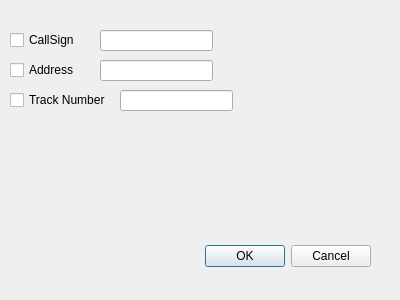
First picture: the form in ui/filtersdialog.ui, repository AntonioAlarcon32/Asterix_Decoder, before the edit.
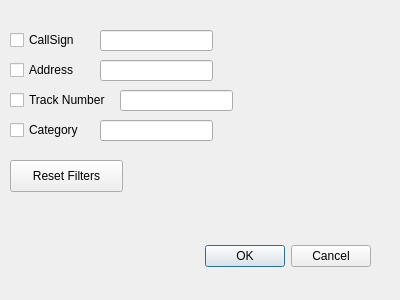
Second picture: the form after the edit.

The edit to the form file:
```diff
--- a/ui/filtersdialog.ui
+++ b/ui/filtersdialog.ui
@@ -98,6 +98,42 @@
     <string>Track Number</string>
    </property>
   </widget>
+  <widget class="QLineEdit" name="categoryText">
+   <property name="geometry">
+    <rect>
+     <x>100</x>
+     <y>120</y>
+     <width>113</width>
+     <height>21</height>
+    </rect>
+   </property>
+  </widget>
+  <widget class="QCheckBox" name="categoryCheck">
+   <property name="geometry">
+    <rect>
+     <x>10</x>
+     <y>120</y>
+     <width>111</width>
+     <height>20</height>
+    </rect>
+   </property>
+   <property name="text">
+    <string>Category</string>
+   </property>
+  </widget>
+  <widget class="QPushButton" name="resetFiltersButton">
+   <property name="geometry">
+    <rect>
+     <x>10</x>
+     <y>160</y>
+     <width>113</width>
+     <height>32</height>
+    </rect>
+   </property>
+   <property name="text">
+    <string>Reset Filters</string>
+   </property>
+  </widget>
  </widget>
  <resources/>
  <connections>
```
